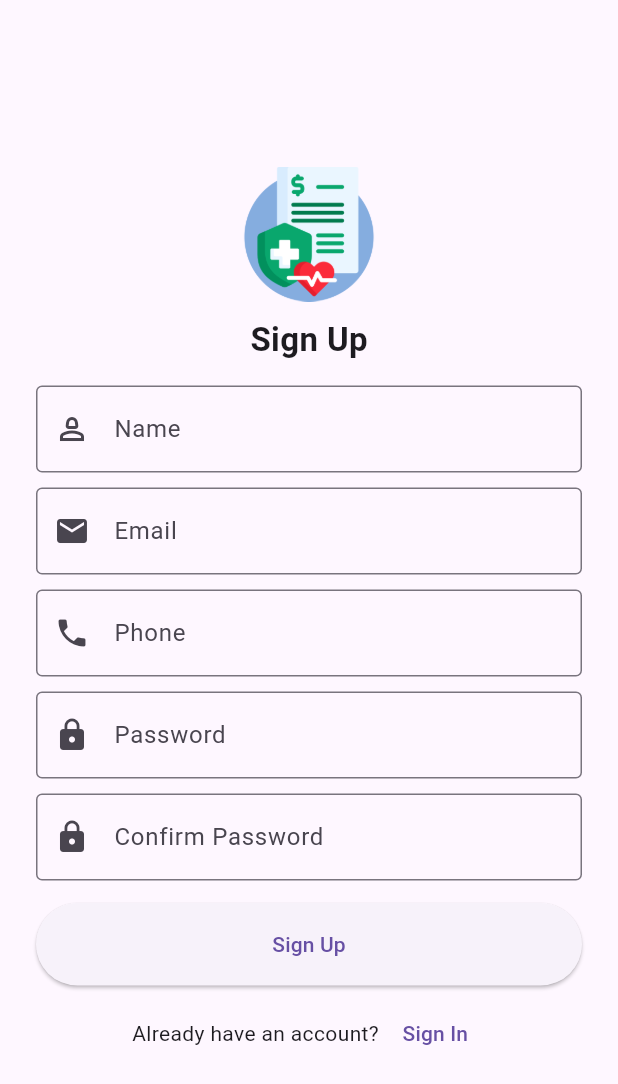
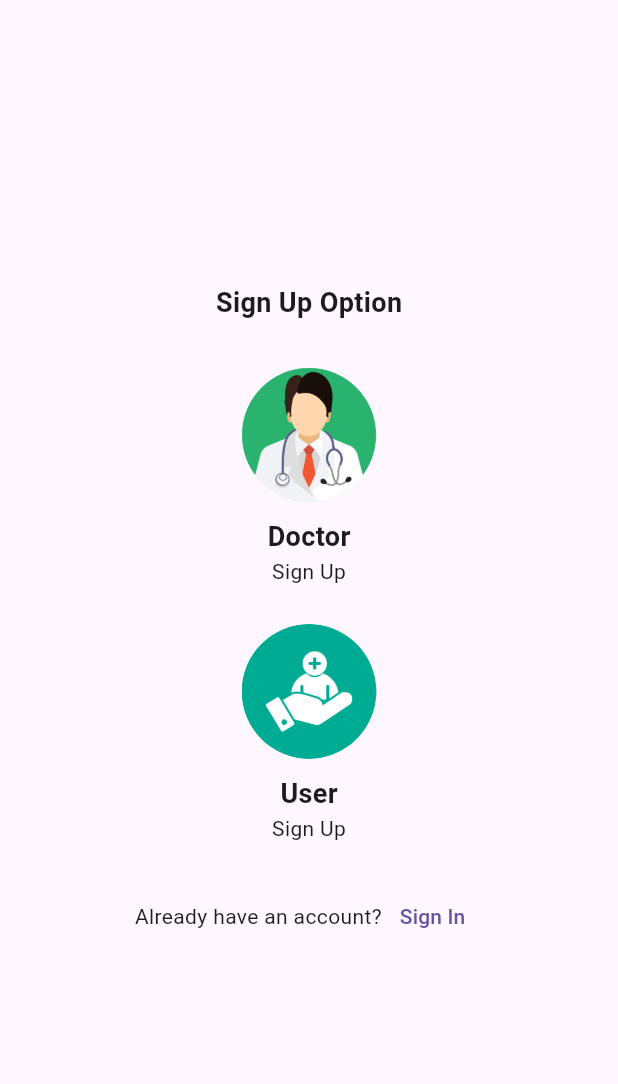
Before and after one commit to kkokwara2014/healthbuddy, a Flutter app: the LoginScreen screen opened directly, after a tap on "Sign In", after a tap on "Sign Up", on a phone screen of 412 x 824 dp. Shown: the top 1084 px of the screen. Run offline on Flutter 3.47's test engine with Material 3 defaults, Android fonts, the phone set to English and light mode, and no system bars; our stand-ins replace cloud_firestore, firebase_auth, firebase_core, get; accounts and stored records are empty; network calls fail.

Commit message:
adding sign up option

```diff
--- a/lib/constants/images.dart
+++ b/lib/constants/images.dart
@@ -15,3 +15,6 @@ const appointmentImage = "assets/images/appointment.png";
 const medicalprofImage = "assets/images/medicalprof.png";
 //medical banner image
 const medicalbannerImage = "assets/images/medicalbanner.jpg";
+//sign up option images
+const doctorImage = "assets/images/doctor.png";
+const patientImage = "assets/images/patient.png";
--- /dev/null
+++ b/lib/models/signup_option_model.dart
@@ -0,0 +1,13 @@
+import 'package:health_buddy/constants/images.dart';
+
+class SignupOptionModel {
+  final String image;
+  final String name;
+
+  SignupOptionModel({required this.image, required this.name});
+}
+
+List<SignupOptionModel> signupOptions = [
+  SignupOptionModel(image: doctorImage, name: "Doctor"),
+  SignupOptionModel(image: patientImage, name: "User"),
+];
--- a/lib/providers/auth_provider.dart
+++ b/lib/providers/auth_provider.dart
@@ -11,34 +11,24 @@ class AuthProvider extends ChangeNotifier {
   User? get currentUser => _auth.currentUser;
   bool get isSignedIn => currentUser != null;
 
-  //getting inputs from the user
-  final TextEditingController nameController = TextEditingController();
-  final TextEditingController emailController = TextEditingController();
-  final TextEditingController phoneController = TextEditingController();
-  final TextEditingController passwordController = TextEditingController();
-  final TextEditingController confirmPasswordController =
-      TextEditingController();
-
-  Future<void> signIn() async {
-    await _auth.signInWithEmailAndPassword(
-        email: emailController.text.trim(),
-        password: passwordController.text.trim());
+  Future<void> signIn(String email, String password) async {
+    await _auth.signInWithEmailAndPassword(email: email, password: password);
     notifyListeners();
   }
 
-  Future<void> signUp() async {
+  Future<void> signUp(String name, String email, String phone, String password,
+      String rolename) async {
     UserCredential uc = await _auth.createUserWithEmailAndPassword(
-        email: emailController.text.trim(),
-        password: passwordController.text.trim());
+        email: email, password: password);
 
     //create an instance of the user
     final newUser = UserModel(
         uid: uc.user!.uid,
-        name: nameController.text.trim(),
-        email: emailController.text.trim(),
-        phone: phoneController.text.trim(),
-        password: passwordController.text.trim(),
-        role: "User",
+        name: name,
+        email: email,
+        phone: phone,
+        password: password,
+        role: rolename,
         userimage: userImage);
     await _firestore.collection("users").doc(uc.user!.uid).set(newUser.toMap());
     notifyListeners();
--- a/lib/screens/authentication/login.dart
+++ b/lib/screens/authentication/login.dart
@@ -2,8 +2,8 @@ import 'package:flutter/material.dart';
 import 'package:get/get.dart';
 import 'package:health_buddy/constants/images.dart';
 import 'package:health_buddy/providers/auth_provider.dart';
-import 'package:health_buddy/screens/authentication/register.dart';
-import 'package:health_buddy/screens/dashboard/landing_page.dart';
+import 'package:health_buddy/screens/authentication/check_loggedin.dart';
+import 'package:health_buddy/screens/authentication/sign_up_options.dart';
 import 'package:health_buddy/widgets/button_widget.dart';
 import 'package:health_buddy/widgets/text_input.dart';
 import 'package:provider/provider.dart';
@@ -17,6 +17,16 @@ class LoginScreen extends StatefulWidget {
 
 class _LoginScreenState extends State<LoginScreen> {
   final _formKey = GlobalKey<FormState>();
+
+  final emailController = TextEditingController();
+  final passwordController = TextEditingController();
+
+  @override
+  void dispose() {
+    emailController.dispose();
+    passwordController.dispose();
+    super.dispose();
+  }
 
   @override
   Widget build(BuildContext context) {
@@ -49,7 +59,7 @@ class _LoginScreenState extends State<LoginScreen> {
                     height: 15,
                   ),
                   MyTextInput(
-                    controller: authProvider.emailController,
+                    controller: emailController,
                     hideText: false,
                     hintText: "Email",
                     prefixicon: Icons.email,
@@ -59,7 +69,7 @@ class _LoginScreenState extends State<LoginScreen> {
                     height: 10,
                   ),
                   MyTextInput(
-                    controller: authProvider.passwordController,
+                    controller: passwordController,
                     hideText: true,
                     hintText: "Password",
                     prefixicon: Icons.lock,
@@ -72,8 +82,9 @@ class _LoginScreenState extends State<LoginScreen> {
                     onPressed: () async {
                       // Get.to(() => const LandingPage());
                       if (_formKey.currentState!.validate()) {
-                        await authProvider.signIn();
-                        Get.offAll(() => const LandingPage());
+                        await authProvider.signIn(emailController.text.trim(),
+                            passwordController.text.trim());
+                        Get.offAll(() => const CheckLoggedInUser());
                         Get.rawSnackbar(message: "Login successful!");
                       }
                     },
@@ -88,7 +99,8 @@ class _LoginScreenState extends State<LoginScreen> {
                       const Text("Don't have an account? "),
                       TextButton(
                           onPressed: () {
-                            Get.to(() => const RegisterScreen());
+                            // Get.to(() => const RegisterScreen());
+                            Get.to(() => const SignUpOptionScreen());
                           },
                           child: const Text("Sign Up")),
                     ],
--- /dev/null
+++ b/lib/screens/authentication/sign_up_options.dart
@@ -0,0 +1,97 @@
+import 'package:flutter/material.dart';
+import 'package:get/get.dart';
+import 'package:health_buddy/models/signup_option_model.dart';
+import 'package:health_buddy/screens/authentication/login.dart';
+import 'package:health_buddy/screens/authentication/register.dart';
+
+class SignUpOptionScreen extends StatefulWidget {
+  const SignUpOptionScreen({super.key});
+
+  @override
+  State<SignUpOptionScreen> createState() => _SignUpOptionScreenState();
+}
+
+class _SignUpOptionScreenState extends State<SignUpOptionScreen> {
+  @override
+  Widget build(BuildContext context) {
+    return Scaffold(
+      body: Center(
+        child: Container(
+          padding: const EdgeInsets.all(24),
+          child: Column(
+            mainAxisAlignment: MainAxisAlignment.center,
+            crossAxisAlignment: CrossAxisAlignment.center,
+            children: [
+              const Text(
+                "Sign Up Option",
+                style: TextStyle(
+                  fontSize: 18,
+                  fontWeight: FontWeight.w700,
+                ),
+              ),
+              const SizedBox(
+                height: 30,
+              ),
+              ...List.generate(
+                signupOptions.length,
+                (index) => GestureDetector(
+                  onTap: () {
+                    Get.to(() => RegisterScreen(
+                          signupOptionModel: signupOptions[index],
+                        ));
+                  },
+                  child: Container(
+                    margin: const EdgeInsets.only(bottom: 25),
+                    child: Column(
+                      mainAxisAlignment: MainAxisAlignment.center,
+                      crossAxisAlignment: CrossAxisAlignment.center,
+                      children: [
+                        ClipRRect(
+                          borderRadius: BorderRadius.circular(50),
+                          child: Image.asset(
+                            signupOptions[index].image,
+                            width: 90,
+                            height: 90,
+                            fit: BoxFit.cover,
+                          ),
+                        ),
+                        const SizedBox(
+                          height: 10,
+                        ),
+                        Text(
+                          signupOptions[index].name,
+                          style: const TextStyle(
+                            fontSize: 18,
+                            fontWeight: FontWeight.w600,
+                          ),
+                        ),
+                        const Text(
+                          "Sign Up",
+                          style: TextStyle(
+                            fontSize: 14,
+                          ),
+                        )
+                      ],
+                    ),
+                  ),
+                ),
+              ),
+              Row(
+                mainAxisAlignment: MainAxisAlignment.center,
+                children: [
+                  const Text("Already have an account?"),
+                  TextButton(
+                    onPressed: () {
+                      Get.to(() => const LoginScreen());
+                    },
+                    child: const Text("Sign In"),
+                  ),
+                ],
+              )
+            ],
+          ),
+        ),
+      ),
+    );
+  }
+}
--- a/lib/screens/doctor/doc_appointment_screen.dart
+++ b/lib/screens/doctor/doc_appointment_screen.dart
@@ -11,10 +11,6 @@ class _DocAppointmentScreenState extends State<DocAppointmentScreen> {
   @override
   Widget build(BuildContext context) {
     return Scaffold(
-      appBar: AppBar(
-        title: const Text("Appointments"),
-      ),
-      drawer: const Drawer(),
       body: const Center(
         child: Text("Appointment Screen"),
       ),
--- a/lib/screens/doctor/doc_home_screen.dart
+++ b/lib/screens/doctor/doc_home_screen.dart
@@ -11,10 +11,6 @@ class _DocHomeScreenState extends State<DocHomeScreen> {
   @override
   Widget build(BuildContext context) {
     return Scaffold(
-      appBar: AppBar(
-        title: const Text("Dashboard"),
-      ),
-      drawer: const Drawer(),
       body: const Center(
         child: Text("Home Screen"),
       ),
```
Also changed, not shown: lib/screens/authentication/register.dart (+40 -14 lines), lib/screens/doctor/doc_landing_page.dart (+7 -0 lines), assets/images/doctor.png (added), assets/images/patient.png (added).
